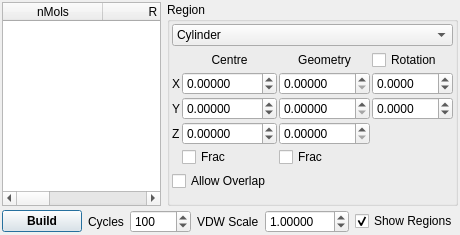
This is src/gui/disorder.ui in trisyoungs/aten as Qt 5 draws it before an edit. The edited form follows.
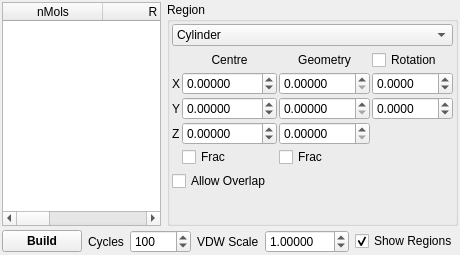
This is the edited form. Icons and pictures are not drawn.

Commit message: More functionality added to Glyphs window. Default text for Text glyphs added. Fixed - Renderer would complain (wrongly) that it didn't know to draw text glyphs (type 9 and 10). Fixed - Espresso export filter used 'writeline' where it should have used 'writelinef'. Changed autoDefault properties of many buttons in the GUI to prevent tool windows from closing / acting without warning after editing text or numbers.

What changed in the file:
```diff
--- a/src/gui/disorder.ui
+++ b/src/gui/disorder.ui
@@ -5,8 +5,8 @@
    <rect>
     <x>0</x>
     <y>0</y>
-    <width>363</width>
-    <height>235</height>
+    <width>448</width>
+    <height>255</height>
    </rect>
   </property>
   <property name="windowTitle" >
@@ -404,9 +404,7 @@
      <item>
       <widget class="QPushButton" name="DisorderStartButton" >
        <property name="sizePolicy" >
-        <sizepolicy>
-         <hsizetype>7</hsizetype>
-         <vsizetype>0</vsizetype>
+        <sizepolicy vsizetype="Fixed" hsizetype="Expanding" >
          <horstretch>0</horstretch>
          <verstretch>0</verstretch>
         </sizepolicy>
@@ -420,6 +418,9 @@
        <property name="text" >
         <string>Build</string>
        </property>
+       <property name="autoDefault" >
+        <bool>false</bool>
+       </property>
       </widget>
      </item>
      <item>
@@ -432,9 +433,7 @@
      <item>
       <widget class="QSpinBox" name="DisorderCyclesSpin" >
        <property name="sizePolicy" >
-        <sizepolicy>
-         <hsizetype>7</hsizetype>
-         <vsizetype>0</vsizetype>
+        <sizepolicy vsizetype="Fixed" hsizetype="Expanding" >
          <horstretch>0</horstretch>
          <verstretch>0</verstretch>
         </sizepolicy>
@@ -457,9 +456,7 @@
      <item>
       <widget class="QDoubleSpinBox" name="VDWScaleSpin" >
        <property name="sizePolicy" >
-        <sizepolicy>
-         <hsizetype>7</hsizetype>
-         <vsizetype>0</vsizetype>
+        <sizepolicy vsizetype="Fixed" hsizetype="Expanding" >
          <horstretch>0</horstretch>
          <verstretch>0</verstretch>
         </sizepolicy>
```
Left out of the diff: 109 changed lines with no effect on the pictures. The commit also changes 25 other files.
